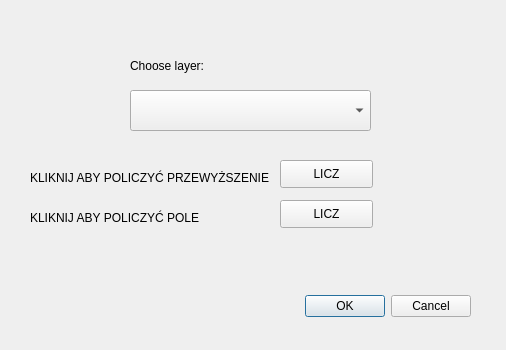
The window that proj_2_dialog_base.ui (NoMurcy/qgis-plugin) describes before a commit, drawn with Qt 5.
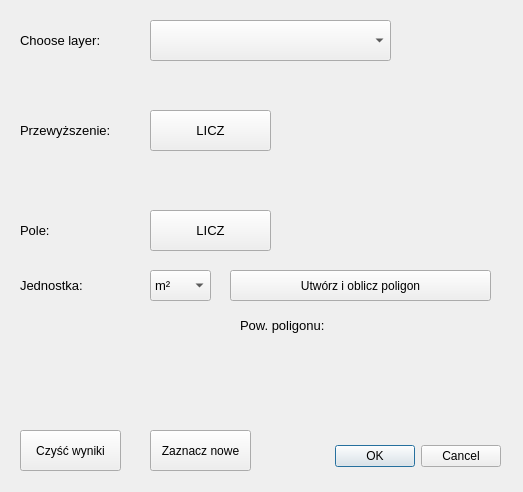
The same window after the commit. Custom widgets are drawn as their Qt base class.

Commit message:
Dodanie dodatkowych funkcjonalności
Dodanie wyboru jednostki pola powierzchni, czyszczenia konsoli i zaznaczania obiektów na żądanie użytkownika, rysowania poligonu na nowo stworzonej warstwie i sprawdzanie atrybutu geometry().area() w celu porównania pola powierzchni

Diff of the .ui file:
```diff
--- a/proj_2_dialog_base.ui
+++ b/proj_2_dialog_base.ui
@@ -6,8 +6,8 @@
    <rect>
     <x>0</x>
     <y>0</y>
-    <width>506</width>
-    <height>350</height>
+    <width>523</width>
+    <height>492</height>
    </rect>
   </property>
   <property name="windowTitle">
@@ -16,9 +16,9 @@
   <widget class="QDialogButtonBox" name="button_box">
    <property name="geometry">
     <rect>
-     <x>130</x>
-     <y>290</y>
-     <width>341</width>
+     <x>300</x>
+     <y>440</y>
+     <width>201</width>
      <height>32</height>
     </rect>
    </property>
@@ -32,8 +32,8 @@
   <widget class="QgsMapLayerComboBox" name="mMapLayerComboBox">
    <property name="geometry">
     <rect>
-     <x>130</x>
-     <y>90</y>
+     <x>150</x>
+     <y>20</y>
      <width>241</width>
      <height>41</height>
     </rect>
@@ -42,12 +42,17 @@
   <widget class="QLabel" name="teskt_wybor">
    <property name="geometry">
     <rect>
-     <x>130</x>
-     <y>50</y>
-     <width>161</width>
-     <height>31</height>
+     <x>20</x>
+     <y>20</y>
+     <width>111</width>
+     <height>41</height>
     </rect>
    </property>
+   <property name="font">
+    <font>
+     <pointsize>10</pointsize>
+    </font>
+   </property>
    <property name="text">
     <string>Choose layer:</string>
    </property>
@@ -55,12 +60,17 @@
   <widget class="QPushButton" name="przycisk_pole">
    <property name="geometry">
     <rect>
-     <x>280</x>
-     <y>200</y>
-     <width>93</width>
-     <height>28</height>
+     <x>150</x>
+     <y>210</y>
+     <width>121</width>
+     <height>41</height>
     </rect>
    </property>
+   <property name="font">
+    <font>
+     <pointsize>10</pointsize>
+    </font>
+   </property>
    <property name="text">
     <string>LICZ</string>
    </property>
@@ -68,51 +78,35 @@
   <widget class="QPushButton" name="przycisk_przew">
    <property name="geometry">
     <rect>
-     <x>280</x>
-     <y>160</y>
-     <width>93</width>
-     <height>28</height>
+     <x>150</x>
+     <y>110</y>
+     <width>121</width>
+     <height>41</height>
     </rect>
    </property>
+   <property name="font">
+    <font>
+     <pointsize>10</pointsize>
+    </font>
+   </property>
    <property name="text">
     <string>LICZ</string>
    </property>
   </widget>
-  <widget class="QLabel" name="tekst_przew">
-   <property name="geometry">
-    <rect>
-     <x>30</x>
-     <y>170</y>
-     <width>241</width>
-     <height>16</height>
-    </rect>
-   </property>
-   <property name="text">
-    <string>KLIKNIJ ABY POLICZYĆ PRZEWYŻSZENIE</string>
-   </property>
-  </widget>
-  <widget class="QLabel" name="tekst_pole">
-   <property name="geometry">
-    <rect>
-     <x>30</x>
-     <y>210</y>
-     <width>171</width>
-     <height>16</height>
-    </rect>
-   </property>
-   <property name="text">
-    <string>KLIKNIJ ABY POLICZYĆ POLE</string>
-   </property>
-  </widget>
   <widget class="QLabel" name="label_pole">
    <property name="geometry">
     <rect>
-     <x>380</x>
-     <y>200</y>
-     <width>121</width>
-     <height>21</height>
+     <x>300</x>
+     <y>210</y>
+     <width>101</width>
+     <height>41</height>
     </rect>
    </property>
+   <property name="font">
+    <font>
+     <pointsize>9</pointsize>
+    </font>
+   </property>
    <property name="text">
     <string/>
    </property>
@@ -120,11 +114,190 @@
   <widget class="QLabel" name="label_wys">
    <property name="geometry">
     <rect>
-     <x>390</x>
-     <y>160</y>
+     <x>300</x>
+     <y>110</y>
+     <width>101</width>
+     <height>41</height>
+    </rect>
+   </property>
+   <property name="font">
+    <font>
+     <pointsize>9</pointsize>
+    </font>
+   </property>
+   <property name="text">
+    <string/>
+   </property>
+  </widget>
+  <widget class="QComboBox" name="comboBox">
+   <property name="geometry">
+    <rect>
+     <x>150</x>
+     <y>270</y>
+     <width>61</width>
+     <height>31</height>
+    </rect>
+   </property>
+   <property name="font">
+    <font>
+     <pointsize>10</pointsize>
+    </font>
+   </property>
+   <item>
+    <property name="text">
+     <string>m²</string>
+    </property>
+   </item>
+   <item>
+    <property name="text">
+     <string>ha</string>
+    </property>
+   </item>
+   <item>
+    <property name="text">
+     <string>ar</string>
+    </property>
+   </item>
+  </widget>
+  <widget class="QLabel" name="label">
+   <property name="geometry">
+    <rect>
+     <x>20</x>
+     <y>270</y>
+     <width>81</width>
+     <height>31</height>
+    </rect>
+   </property>
+   <property name="font">
+    <font>
+     <pointsize>10</pointsize>
+    </font>
+   </property>
+   <property name="text">
+    <string>Jednostka:</string>
+   </property>
+  </widget>
+  <widget class="QLabel" name="label_2">
+   <property name="geometry">
+    <rect>
+     <x>20</x>
+     <y>110</y>
+     <width>121</width>
+     <height>41</height>
+    </rect>
+   </property>
+   <property name="font">
+    <font>
+     <pointsize>10</pointsize>
+    </font>
+   </property>
+   <property name="text">
+    <string>Przewyższenie:</string>
+   </property>
+  </widget>
+  <widget class="QLabel" name="label_3">
+   <property name="geometry">
+    <rect>
+     <x>20</x>
+     <y>210</y>
      <width>111</width>
+     <height>41</height>
+    </rect>
+   </property>
+   <property name="font">
+    <font>
+     <pointsize>10</pointsize>
+    </font>
+   </property>
+   <property name="text">
+    <string>Pole:</string>
+   </property>
+  </widget>
+  <widget class="QPushButton" name="przycisk_czysc">
+   <property name="geometry">
+    <rect>
+     <x>20</x>
+     <y>430</y>
+     <width>101</width>
+     <height>41</height>
+    </rect>
+   </property>
+   <property name="font">
+    <font>
+     <pointsize>9</pointsize>
+    </font>
+   </property>
+   <property name="text">
+    <string>Czyść wyniki</string>
+   </property>
+  </widget>
+  <widget class="QPushButton" name="przycisk_zaznacz">
+   <property name="geometry">
+    <rect>
+     <x>150</x>
+     <y>430</y>
+     <width>101</width>
+     <height>41</height>
+    </rect>
+   </property>
+   <property name="font">
+    <font>
+     <pointsize>9</pointsize>
+    </font>
+   </property>
+   <property name="text">
+    <string>Zaznacz nowe</string>
+   </property>
+  </widget>
+  <widget class="QPushButton" name="poligon">
+   <property name="geometry">
+    <rect>
+     <x>230</x>
+     <y>270</y>
+     <width>261</width>
      <height>31</height>
     </rect>
+   </property>
+   <property name="font">
+    <font>
+     <pointsize>9</pointsize>
+    </font>
+   </property>
+   <property name="text">
+    <string>Utwórz i oblicz poligon</string>
+   </property>
+  </widget>
+  <widget class="QLabel" name="label_pole_poligon">
+   <property name="geometry">
+    <rect>
+     <x>240</x>
+     <y>310</y>
+     <width>111</width>
+     <height>31</height>
+    </rect>
+   </property>
+   <property name="font">
+    <font>
+     <pointsize>10</pointsize>
+    </font>
+   </property>
+   <property name="text">
+    <string>Pow. poligonu:</string>
+   </property>
+  </widget>
+  <widget class="QLabel" name="label_poligon">
+   <property name="geometry">
+    <rect>
+     <x>370</x>
+     <y>310</y>
+     <width>111</width>
+     <height>31</height>
+    </rect>
+   </property>
+   <property name="font">
+    <font>
+     <pointsize>9</pointsize>
+    </font>
    </property>
    <property name="text">
     <string/>
```
The commit also changes 1 other file.
